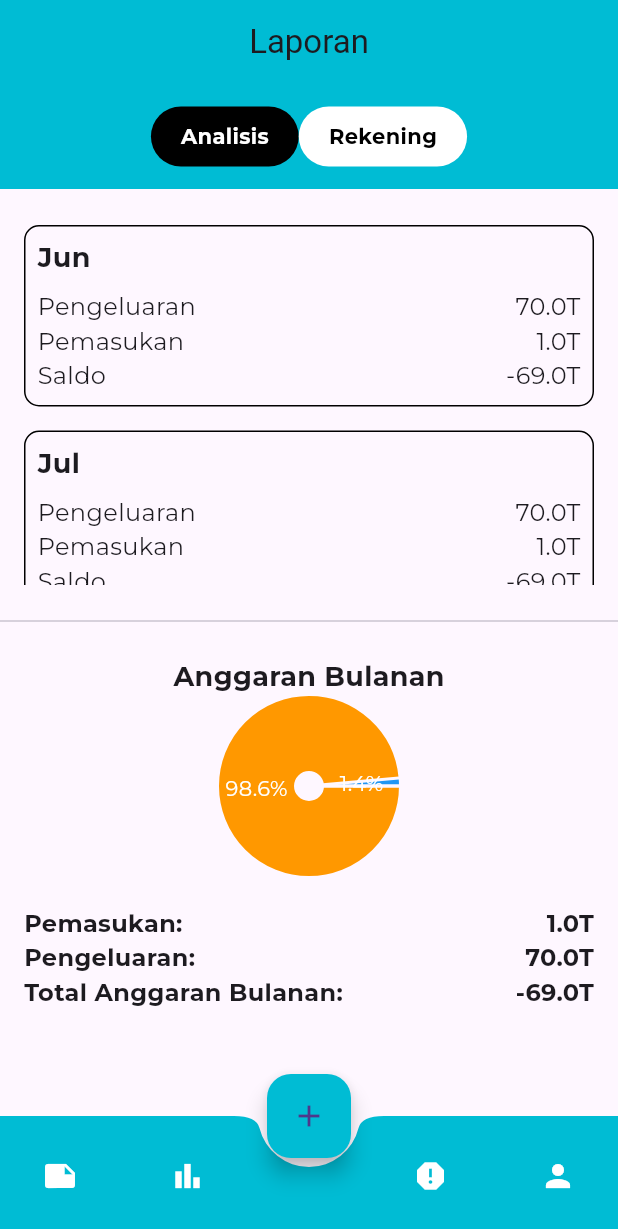
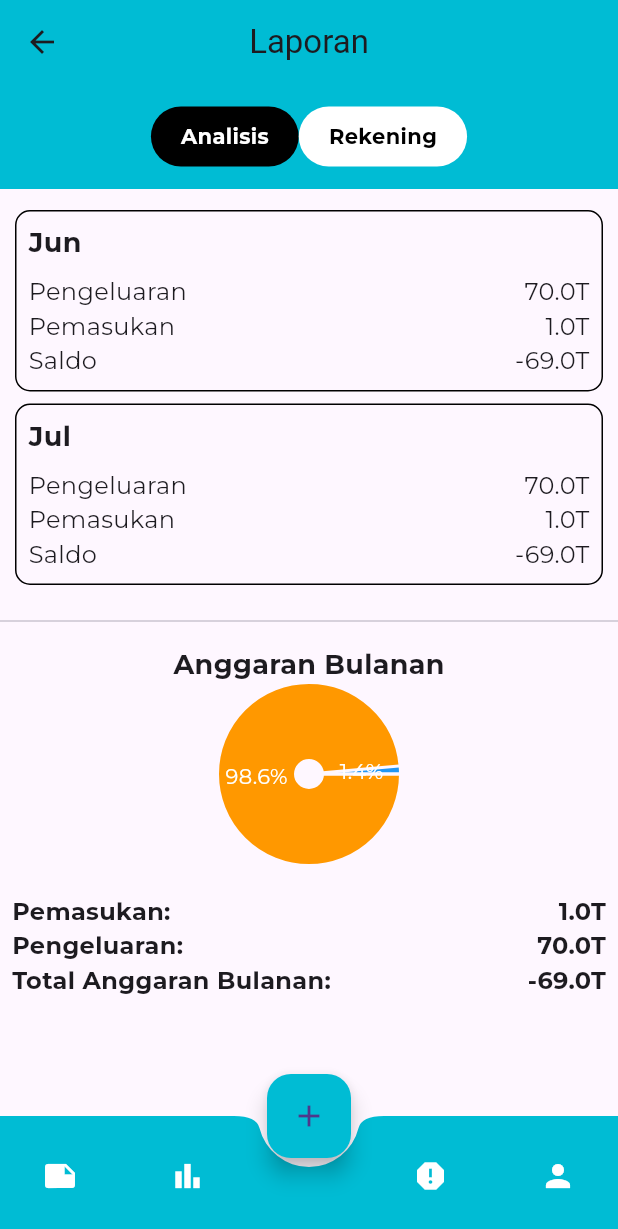
Before and after one commit to RidhuanDEV/Vasa, a Flutter app: the MainScreen screen opened directly, item 3 of the bottom bar chosen, on a phone screen of 412 x 824 dp. Shown: the top 1229 px of the screen. Run offline on Flutter 3.47's test engine with Material 3 defaults, Android fonts, the light colour scheme and no system bars; drawn by our look-alikes of fl_chart; our stand-ins replace google_fonts.

Commit message:
updated V.1.1

```diff
--- /dev/null
+++ b/lib/global.dart
@@ -0,0 +1,5 @@
+// global.dart
+
+class Globals {
+  static int currentIndex = 0;
+}
--- a/lib/main.dart
+++ b/lib/main.dart
@@ -3,6 +3,9 @@ import 'package:google_fonts/google_fonts.dart';
 import 'package:vasa/screens/grafik.dart';
 import 'package:vasa/screens/homepage.dart';
 import 'package:vasa/screens/laporan.dart';
+import 'package:vasa/screens/mengelola_rekening.dart';
+import 'package:vasa/screens/profile.dart';
+import 'package:vasa/global.dart';
 
 void main() {
   runApp(const MyApp());
@@ -30,29 +33,31 @@ class MainScreen extends StatefulWidget {
 }
 
 class MainScreenState extends State<MainScreen> {
-  int _currentIndex = 0;
+
 
   final List<Widget> _children = [
     const HomePage(),
     const GrafikScreen(),
     const LaporanPage(),
-    Container(color: Colors.red),
+    const ProfilePage(),
+    const MengelolaRekening(),
   ];
 
  void onTabTapped(int index) {
   setState(() {
-      _currentIndex = index;
+    Globals.currentIndex = index; // Mengatur nilai currentIndex dari global.dart
   });
 }
 
+
   Widget _buildAppBar() {
-    if (_currentIndex == 0) {
+    if (Globals.currentIndex == 0) {
       return AppBar(
         title: const Text('Pengelola Keuangan'),
         backgroundColor: Colors.cyan,
         centerTitle: true,
       );
-    } else if (_currentIndex == 1) {
+    } else if (Globals.currentIndex == 1) {
       return PreferredSize(
         preferredSize: const Size.fromHeight(100.0),
         child: Container(
@@ -119,16 +124,17 @@ class MainScreenState extends State<MainScreen> {
   Widget build(BuildContext context) {
     return Scaffold(
       appBar: _buildAppBar() as PreferredSizeWidget,
-      body: _children[_currentIndex],
-      floatingActionButton: FloatingActionButton(
+      body: _children[Globals.currentIndex],
+
+      floatingActionButton: (Globals.currentIndex != 4 ) ? FloatingActionButton(
         onPressed: () {
           // Tambahkan aksi ketika tombol ditekan
         },
         backgroundColor: Colors.cyan,
         child: const Icon(Icons.add),
-      ),
-      floatingActionButtonLocation: FloatingActionButtonLocation.centerDocked,
-      bottomNavigationBar: BottomAppBar(
+      ): null,
+      floatingActionButtonLocation:  FloatingActionButtonLocation.centerDocked ,
+      bottomNavigationBar:(Globals.currentIndex != 4 ) ? BottomAppBar(
         color: Colors.cyan,
         shape: const CircularNotchedRectangle(),
         notchMargin: 6.0,
@@ -160,9 +166,10 @@ class MainScreenState extends State<MainScreen> {
             onTabTapped(3);
           },
         ),
+
           ],
         ),
-      ),
+      ) : null,
     );
   }
 }
--- a/lib/screens/grafik.dart
+++ b/lib/screens/grafik.dart
@@ -7,11 +7,10 @@ class GrafikScreen extends StatefulWidget {
   const GrafikScreen({super.key});
 
   @override
-  _GrafikScreenState createState() => _GrafikScreenState();
+  GrafikScreenState createState() => GrafikScreenState();
 }
 
-class _GrafikScreenState extends State<GrafikScreen> {
-  final DateTime _currentDate = DateTime.now();
+class GrafikScreenState extends State<GrafikScreen> {
 
   @override
   Widget build(BuildContext context) {
--- a/lib/screens/laporan.dart
+++ b/lib/screens/laporan.dart
@@ -1,6 +1,8 @@
 import 'package:flutter/material.dart';
 import 'package:google_fonts/google_fonts.dart';
 import 'package:fl_chart/fl_chart.dart'; // Add this dependency for the pie chart
+import 'package:vasa/global.dart';
+import 'package:vasa/main.dart';
 
 class LaporanPage extends StatefulWidget {
   const LaporanPage({super.key});
@@ -12,11 +14,19 @@ class LaporanPage extends StatefulWidget {
 class LaporanPageState extends State<LaporanPage> {
   bool isAnalysisSelected = true;
 
+  void onTabTapped(int index) {
+    setState(() {
+      Globals.currentIndex =
+          index; // Mengatur nilai currentIndex dari global.dart
+    });
+  }
+
   void toggleSelection() {
     setState(() {
       isAnalysisSelected = !isAnalysisSelected;
     });
   }
+
   String formatNumber(int number) {
     String sign = number < 0 ? '-' : '';
     number = number.abs();
@@ -34,15 +44,16 @@ String formatNumber(int number) {
     }
   }
 
-
   @override
   Widget build(BuildContext context) {
     return Scaffold(
-      appBar: AppBar(
+      appBar: (Globals.currentIndex == 2)
+          ? AppBar(
               title: const Text('Laporan'),
               centerTitle: true,
               backgroundColor: Colors.cyan,
-      ),
+            )
+          : null,
       body: Column(
         children: [
           Container(
@@ -119,7 +130,7 @@ Widget buildAnalysisSection() {
       child: Column(
         children: [
           Container(
-          padding: const EdgeInsets.all(16.0),
+            padding: const EdgeInsets.all(10.0),
             width: double.infinity,
             height: 280,
             child: ListView(
@@ -138,7 +149,7 @@ Widget buildAnalysisSection() {
           ),
           const Divider(),
           Container(
-          padding: const EdgeInsets.all(16.0),
+            padding: const EdgeInsets.all(8.0),
             child: Column(
               mainAxisAlignment: MainAxisAlignment.spaceBetween,
               children: [
@@ -229,7 +240,7 @@ Widget buildAnalysisSection() {
   Widget buildMonthlyStatistic(
       String month, int expense, int income, int balance) {
     return Container(
-    margin: const EdgeInsets.symmetric(vertical: 8.0),
+      margin: const EdgeInsets.symmetric(vertical: 4.0),
       padding: const EdgeInsets.all(8.0),
       decoration: BoxDecoration(
         border: Border.all(color: Colors.black),
@@ -291,11 +302,16 @@ Widget buildAnalysisSection() {
   Widget buildAccountSection() {
     return Column(
       children: [
-        Container(
+        Padding(
+          padding: const EdgeInsets.all(16.0),
+          child: Container(
             padding: const EdgeInsets.all(16.0),
             width: double.infinity,
             height: 160,
-          color: Colors.cyan,
+            decoration: BoxDecoration(
+              color: Colors.cyan[300],
+              borderRadius: BorderRadius.circular(10),
+            ),
             child: Column(
               crossAxisAlignment: CrossAxisAlignment.start,
               children: [
@@ -323,6 +339,7 @@ Widget buildAnalysisSection() {
                       fontSize: 16, fontWeight: FontWeight.bold),
                 ),
               ],
+            ),
           ),
         ),
         const Divider(),
@@ -363,7 +380,13 @@ Widget buildAnalysisSection() {
         Padding(
           padding: const EdgeInsets.symmetric(vertical: 44.0),
           child: ElevatedButton(
-            onPressed: () {},
+            onPressed: () {
+              Globals.currentIndex = 4;
+              Navigator.push(
+                context,
+                MaterialPageRoute(builder: (context) => const MainScreen()),
+              );
+            },
             style: ElevatedButton.styleFrom(
               backgroundColor: Colors.cyan,
               padding:
--- a/pubspec.yaml
+++ b/pubspec.yaml
@@ -38,6 +38,7 @@ dependencies:
   path_provider: ^2.1.3
   flutter_calendar_carousel: ^2.4.3
   fl_chart: ^0.68.0
+  assets: ^0.0.1
 
 dev_dependencies:
   flutter_test:
@@ -55,6 +56,8 @@ dev_dependencies:
 
 # The following section is specific to Flutter packages.
 flutter:
+  assets:
+    - assets/
   # The following line ensures that the Material Icons font is
   # included with your application, so that you can use the icons in
   # the material Icons class.
```
Also changed, not shown: lib/screens/mengelola_rekening.dart (added, +116 -0 lines), lib/screens/profile.dart (added, +138 -0 lines), lib/screens/tambahbudget.dart (deleted, +0 -178 lines), assets/avatar.png (added), assets/avatar2.png (added), pubspec.lock. Lines whose indentation alone changed are shown as unchanged.
